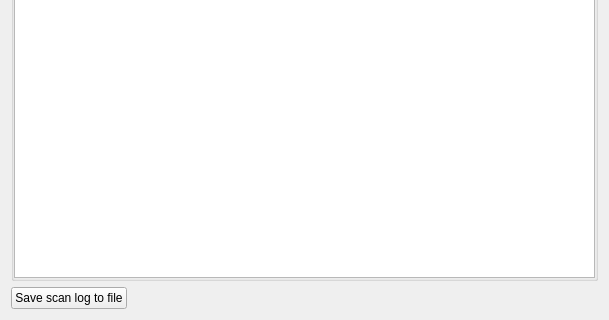
This is src/libgui/importFirewallConfigurationWizard/ic_progresspage_q.ui in fwbuilder/fwbuilder as Qt 5 draws it before an edit; both pictures show x 0 to 609 and y 217 to 537 of the 609 by 537 pixel window. The edited form follows.
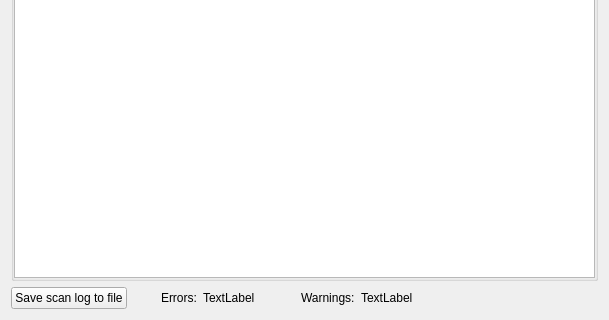
This is the edited form.

Commit message: fixes #2183 count errors and warnings generated by the importer and show the numbers in the progress page of the wizard

Diff of the .ui file:
```diff
--- a/src/libgui/importFirewallConfigurationWizard/ic_progresspage_q.ui
+++ b/src/libgui/importFirewallConfigurationWizard/ic_progresspage_q.ui
@@ -48,11 +48,68 @@
         <enum>Qt::Horizontal</enum>
        </property>
        <property name="sizeType">
-        <enum>QSizePolicy::Expanding</enum>
+        <enum>QSizePolicy::Fixed</enum>
        </property>
        <property name="sizeHint" stdset="0">
         <size>
-         <width>141</width>
+         <width>28</width>
+         <height>20</height>
+        </size>
+       </property>
+      </spacer>
+     </item>
+     <item>
+      <widget class="QLabel" name="label">
+       <property name="text">
+        <string>Errors:</string>
+       </property>
+      </widget>
+     </item>
+     <item>
+      <widget class="QLabel" name="errors_count_display">
+       <property name="text">
+        <string>TextLabel</string>
+       </property>
+      </widget>
+     </item>
+     <item>
+      <spacer name="horizontalSpacer_2">
+       <property name="orientation">
+        <enum>Qt::Horizontal</enum>
+       </property>
+       <property name="sizeType">
+        <enum>QSizePolicy::Fixed</enum>
+       </property>
+       <property name="sizeHint" stdset="0">
+        <size>
+         <width>40</width>
+         <height>20</height>
+        </size>
+       </property>
+      </spacer>
+     </item>
+     <item>
+      <widget class="QLabel" name="label_2">
+       <property name="text">
+        <string>Warnings:</string>
+       </property>
+      </widget>
+     </item>
+     <item>
+      <widget class="QLabel" name="warnings_count_display">
+       <property name="text">
+        <string>TextLabel</string>
+       </property>
+      </widget>
+     </item>
+     <item>
+      <spacer name="horizontalSpacer">
+       <property name="orientation">
+        <enum>Qt::Horizontal</enum>
+       </property>
+       <property name="sizeHint" stdset="0">
+        <size>
+         <width>40</width>
          <height>20</height>
         </size>
        </property>
```
The commit also changes 3 other files.
